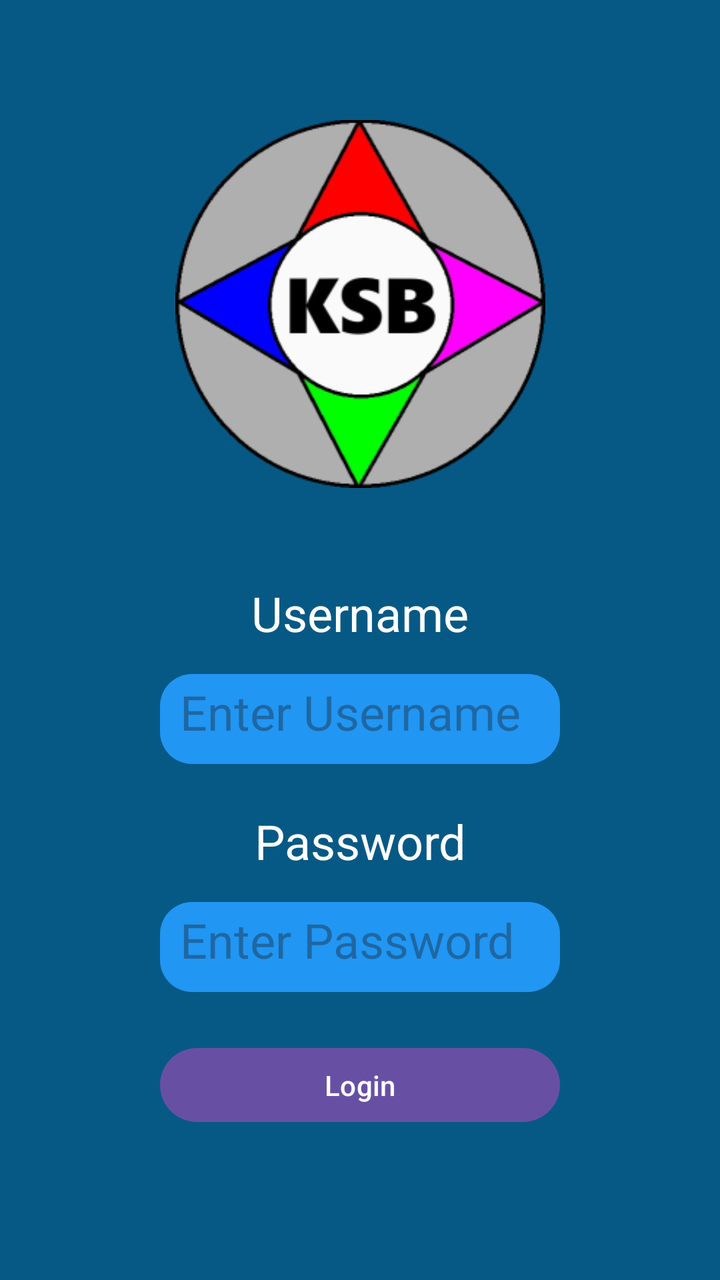
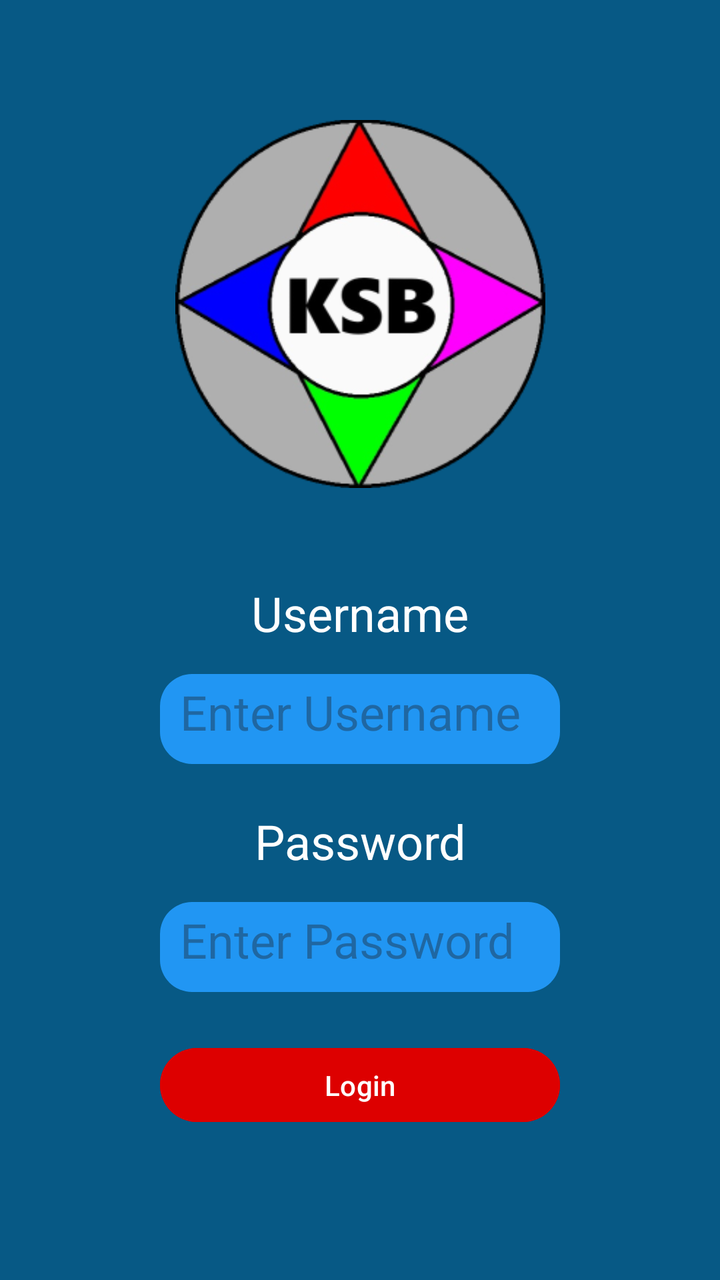

Compare the two renders of this Android layout. The source of the first and the diff that turns it into the second are given below.
<!-- AndroidManifest.xml: application theme Theme.KracKShacKBanking -->
<!-- res/layout/loginpage.xml -->
<?xml version="1.0" encoding="utf-8"?>
<androidx.constraintlayout.widget.ConstraintLayout xmlns:android="http://schemas.android.com/apk/res/android"
    xmlns:app="http://schemas.android.com/apk/res-auto"
    xmlns:tools="http://schemas.android.com/tools"
    android:layout_width="match_parent"
    android:layout_height="match_parent"
    android:background="#075985">

    <ImageView
        android:id="@+id/logo_img"
        android:layout_width="255dp"
        android:layout_height="184dp"
        android:layout_marginTop="60dp"
        app:layout_constraintEnd_toEndOf="parent"
        app:layout_constraintStart_toStartOf="parent"
        app:layout_constraintTop_toTopOf="parent"
        app:srcCompat="@drawable/logo" />

    <TextView
        android:id="@+id/textViewUsername"
        android:layout_width="200dp"
        android:layout_height="45dp"
        android:gravity="center"
        android:text="Username"
        android:textColor="@android:color/white"
        android:textSize="24sp"
        app:layout_constraintTop_toBottomOf="@id/logo_img"
        app:layout_constraintStart_toStartOf="parent"
        app:layout_constraintEnd_toEndOf="parent"
        android:layout_marginTop="40dp" />

    <EditText
        android:id="@+id/Username_txt"
        android:layout_width="200dp"
        android:layout_height="45dp"
        android:background="@drawable/rounded_edittext"
        android:hint="Enter Username"
        android:textColor="#FFFFFF"
        android:textSize="24sp"
        app:layout_constraintTop_toBottomOf="@id/textViewUsername"
        app:layout_constraintStart_toStartOf="parent"
        app:layout_constraintEnd_toEndOf="parent"
        android:layout_marginTop="8dp" />

    <TextView
        android:id="@+id/textViewPassword"
        android:layout_width="200dp"
        android:layout_height="45dp"
        android:gravity="center"
        android:text="Password"
        android:textColor="@android:color/white"
        android:textSize="24sp"
        app:layout_constraintTop_toBottomOf="@id/Username_txt"
        app:layout_constraintStart_toStartOf="parent"
        app:layout_constraintEnd_toEndOf="parent"
        android:layout_marginTop="16dp" />

    <EditText
        android:id="@+id/Password_txt"
        android:layout_width="200dp"
        android:layout_height="45dp"
        android:background="@drawable/rounded_edittext"
        android:ems="10"
        android:inputType="textPassword"
        android:text=""
        android:textColor="#FFFFFF"
        android:textSize="24sp"
        android:hint="Enter Password"
        app:layout_constraintTop_toBottomOf="@id/textViewPassword"
        app:layout_constraintStart_toStartOf="parent"
        app:layout_constraintEnd_toEndOf="parent"
        android:layout_marginTop="8dp" />

    <Button
        android:id="@+id/button"
        android:layout_width="200dp"
        android:layout_height="45dp"
        android:text="Login"
        app:layout_constraintTop_toBottomOf="@id/Password_txt"
        app:layout_constraintStart_toStartOf="parent"
        app:layout_constraintEnd_toEndOf="parent"
        android:layout_marginTop="24dp" />

</androidx.constraintlayout.widget.ConstraintLayout>
<!-- resources referenced by this layout -->
<resources>
  <!-- drawable logo: png bitmap (drawable, 35989 bytes) -->
  <!-- drawable rounded_edittext (drawable) -->
  <?xml version="1.0" encoding="utf-8"?>
  <shape xmlns:android="http://schemas.android.com/apk/res/android" android:shape="rectangle">
      <solid android:color="#2196F3" />
      <corners android:radius="16dp" />
      <padding
          android:left="10dp"
          android:top="10dp"
          android:right="10dp"
          android:bottom="10dp" />
  </shape>
  <style name="Theme.KracKShacKBanking" parent="Base.Theme.KracKShacKBanking" />
  <style name="Base.Theme.KracKShacKBanking" parent="Theme.Material3.DayNight.NoActionBar">
          
          
      </style>
</resources>

<!-- the commit's change to res/layout/loginpage.xml (unified diff, before → after) -->
@@ -75,10 +75,11 @@
         android:id="@+id/button"
         android:layout_width="200dp"
         android:layout_height="45dp"
+        android:layout_marginTop="24dp"
+        android:backgroundTint="#DD0000"
         android:text="Login"
-        app:layout_constraintTop_toBottomOf="@id/Password_txt"
+        app:layout_constraintEnd_toEndOf="parent"
         app:layout_constraintStart_toStartOf="parent"
-        app:layout_constraintEnd_toEndOf="parent"
-        android:layout_marginTop="24dp" />
+        app:layout_constraintTop_toBottomOf="@id/Password_txt" />
 
 </androidx.constraintlayout.widget.ConstraintLayout>
